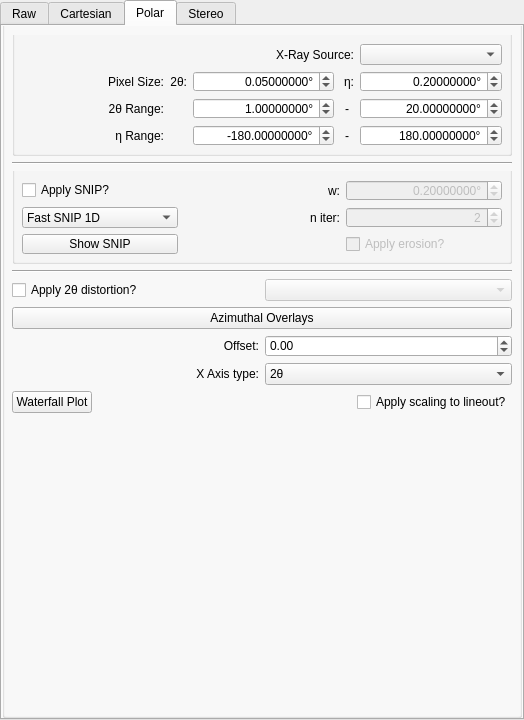
This is hexrdgui/resources/ui/image_mode_widget.ui in HEXRD/hexrdgui as Qt 5 draws it before an edit. The edited form follows.
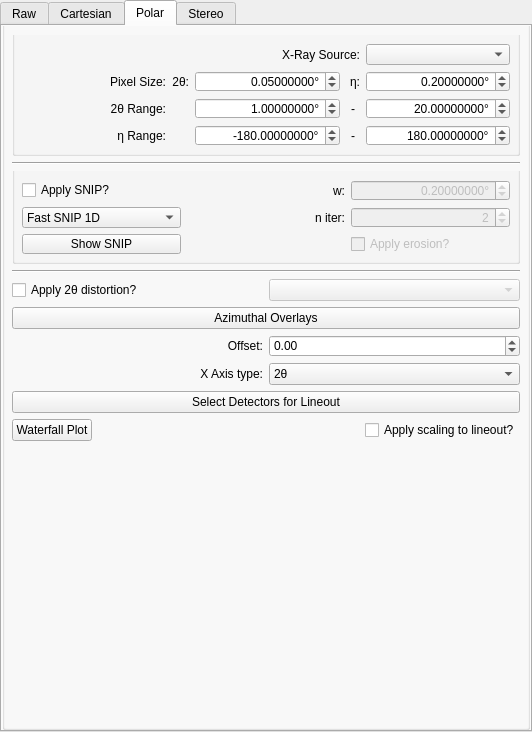
This is the edited form. Custom widgets are drawn as their Qt base class.

Commit message:
Add ability to select detectors to use for lineout
A new button is added in the polar view menu options named
"Select Detectors for Lineout". This allows the user to select
a subset of detectors to be used when calculating the lineout.

```diff
--- a/hexrdgui/resources/ui/image_mode_widget.ui
+++ b/hexrdgui/resources/ui/image_mode_widget.ui
@@ -6,8 +6,8 @@
    <rect>
     <x>0</x>
     <y>0</y>
-    <width>524</width>
-    <height>720</height>
+    <width>532</width>
+    <height>732</height>
    </rect>
   </property>
   <layout class="QGridLayout" name="gridLayout_4">
@@ -881,6 +881,13 @@
               </item>
              </layout>
             </item>
+            <item>
+             <widget class="QPushButton" name="select_detectors_for_lineout">
+              <property name="text">
+               <string>Select Detectors for Lineout</string>
+              </property>
+             </widget>
+            </item>
             <item>
              <layout class="QHBoxLayout" name="horizontalLayout_4">
               <item>
```
Left out of the diff: 1 changed line with no effect on the pictures. The commit also changes 3 other files.
